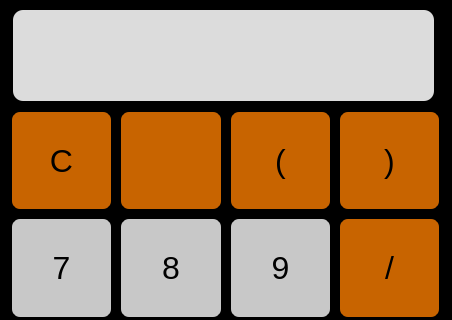
Qt form design/maintheme.ui (Darki009/KPO_Calculator) before a commit; both pictures show x 0 to 452 and y 0 to 320 of the 452 by 651 pixel window.
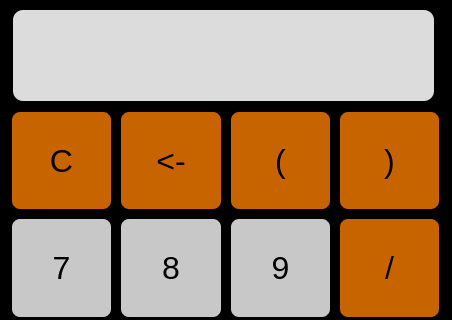
The same form after that commit. Icons and pictures are not drawn.

Commit message: chained up UI and calculator logic

Diff of the .ui file:
```diff
--- a/design/maintheme.ui
+++ b/design/maintheme.ui
@@ -10,6 +10,24 @@
     <height>651</height>
    </rect>
   </property>
+  <property name="sizePolicy">
+   <sizepolicy hsizetype="Fixed" vsizetype="Fixed">
+    <horstretch>0</horstretch>
+    <verstretch>0</verstretch>
+   </sizepolicy>
+  </property>
+  <property name="minimumSize">
+   <size>
+    <width>452</width>
+    <height>651</height>
+   </size>
+  </property>
+  <property name="maximumSize">
+   <size>
+    <width>452</width>
+    <height>651</height>
+   </size>
+  </property>
   <property name="windowTitle">
    <string>Calculator</string>
   </property>
@@ -18,7 +36,7 @@
   </property>
   <property name="styleSheet">
    <string notr="true">background-color: rgb( 0, 0, 0);
-</string>
+color: black;</string>
   </property>
   <widget class="QTextEdit" name="textEdit">
    <property name="geometry">
@@ -573,7 +591,6 @@
     border-style: outset;
     border-width: 2px;
     border-radius: 10px;
-    border-color: biege;
     padding: 6px;
 }
 QPushButton:pressed {
@@ -582,10 +599,7 @@
 }</string>
       </property>
       <property name="text">
-       <string/>
-      </property>
-      <property name="icon">
-       <iconset theme="document-revert"/>
+       <string>&lt;-</string>
       </property>
       <property name="iconSize">
        <size>
```
Left out of the diff: 31 changed lines with no effect on the pictures. The commit also changes 5 other files.
